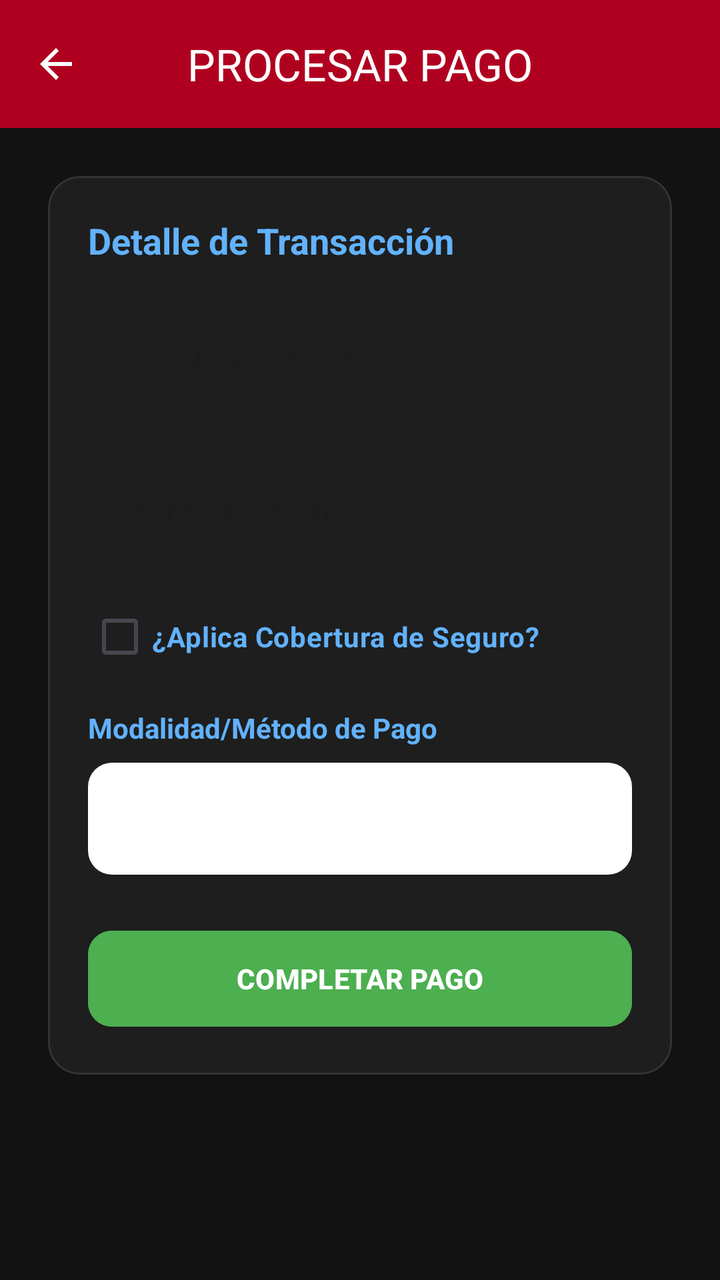
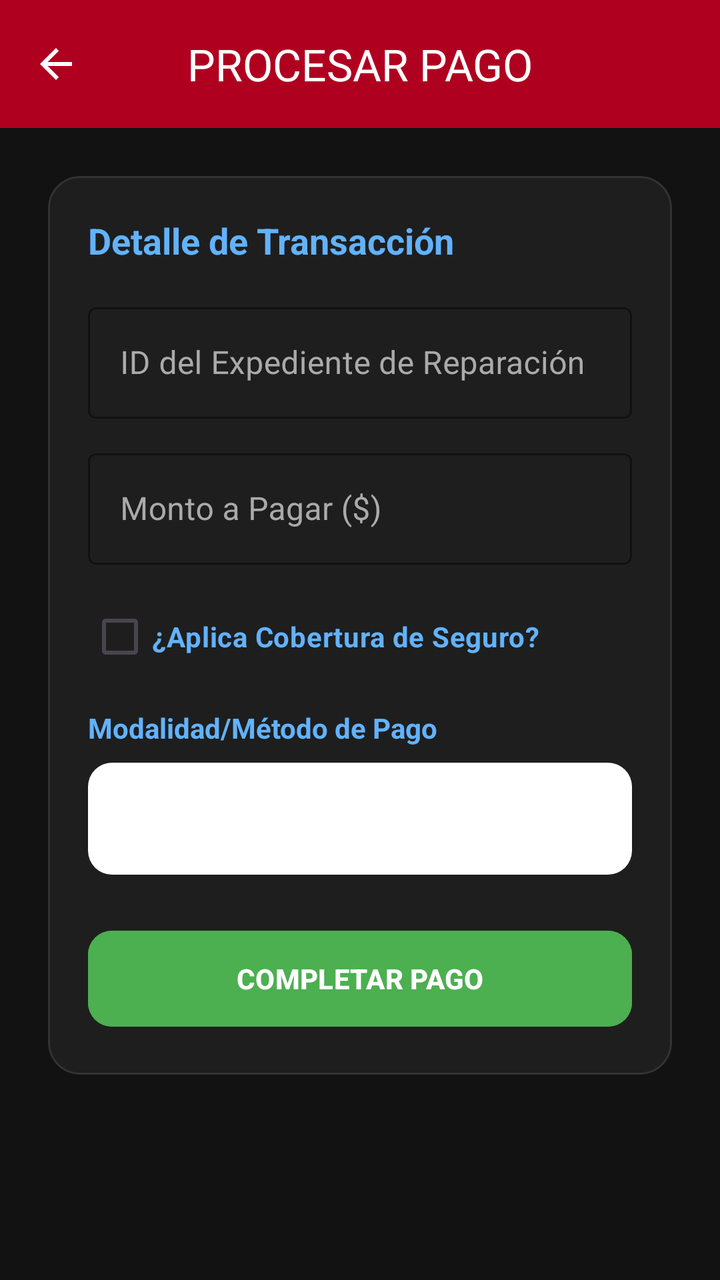

The first picture is an Android layout as it rendered before a commit; the second is the same layout after the commit. The layout source and the unified diff follow.
<!-- AndroidManifest.xml: application theme Theme.Autotechs -->
<!-- res/layout/activity_facturacion_crud.xml -->
<?xml version="1.0" encoding="utf-8"?>
<androidx.constraintlayout.widget.ConstraintLayout
    xmlns:android="http://schemas.android.com/apk/res/android"
    xmlns:app="http://schemas.android.com/apk/res-auto"
    android:layout_width="match_parent"
    android:layout_height="match_parent"
    android:background="#121212">

    <com.google.android.material.appbar.AppBarLayout
        android:id="@+id/appBarLayout"
        android:layout_width="match_parent"
        android:layout_height="wrap_content"
        app:layout_constraintTop_toTopOf="parent">

        <com.google.android.material.appbar.MaterialToolbar
            android:id="@+id/topAppBar"
            android:layout_width="match_parent"
            android:layout_height="?attr/actionBarSize"
            android:background="#B00020"
            app:navigationIcon="@drawable/ic_back"
            app:navigationIconTint="@android:color/white"
            app:title="PROCESAR PAGO"
            app:titleCentered="true"
            app:titleTextColor="@android:color/white" />
    </com.google.android.material.appbar.AppBarLayout>

    <ScrollView
        android:layout_width="match_parent"
        android:layout_height="0dp"
        android:fillViewport="true"
        app:layout_constraintTop_toBottomOf="@id/appBarLayout"
        app:layout_constraintBottom_toBottomOf="parent">

        <LinearLayout
            android:layout_width="match_parent"
            android:layout_height="wrap_content"
            android:orientation="vertical"
            android:padding="24dp">

            <com.google.android.material.card.MaterialCardView
                android:layout_width="match_parent"
                android:layout_height="wrap_content"
                app:cardCornerRadius="16dp"
                app:cardBackgroundColor="#1E1E1E"
                app:strokeColor="#333333"
                app:strokeWidth="1dp">

                <LinearLayout
                    android:layout_width="match_parent"
                    android:layout_height="wrap_content"
                    android:orientation="vertical"
                    android:padding="20dp">

                    <TextView
                        android:layout_width="wrap_content"
                        android:layout_height="wrap_content"
                        android:text="Detalle de Transacción"
                        android:textColor="#62B2FD"
                        android:textSize="18sp"
                        android:textStyle="bold"
                        android:layout_marginBottom="16dp"/>

                    <com.google.android.material.textfield.TextInputLayout
                        android:layout_width="match_parent"
                        android:layout_height="wrap_content"
                        android:layout_marginBottom="12dp"
                        style="@style/Widget.MaterialComponents.TextInputLayout.OutlinedBox">
                        <com.google.android.material.textfield.TextInputEditText
                            android:id="@+id/etExpedienteId"
                            android:layout_width="match_parent"
                            android:layout_height="wrap_content"
                            android:hint="ID del Expediente de Reparación"
                            android:inputType="number"
                            android:textColor="@android:color/white"/>
                    </com.google.android.material.textfield.TextInputLayout>

                    <com.google.android.material.textfield.TextInputLayout
                        android:layout_width="match_parent"
                        android:layout_height="wrap_content"
                        android:layout_marginBottom="12dp"
                        style="@style/Widget.MaterialComponents.TextInputLayout.OutlinedBox">
                        <com.google.android.material.textfield.TextInputEditText
                            android:id="@+id/etMonto"
                            android:layout_width="match_parent"
                            android:layout_height="wrap_content"
                            android:hint="Monto a Pagar ($)"
                            android:inputType="numberDecimal"
                            android:textColor="@android:color/white"/>
                    </com.google.android.material.textfield.TextInputLayout>

                    <CheckBox
                        android:id="@+id/cbAplicaSeguro"
                        android:layout_width="match_parent"
                        android:layout_height="wrap_content"
                        android:text="¿Aplica Cobertura de Seguro?"
                        android:textColor="#62B2FD"
                        android:textStyle="bold"
                        android:layout_marginBottom="12dp"/>

                    
                    <LinearLayout
                        android:id="@+id/layoutSeguro"
                        android:layout_width="match_parent"
                        android:layout_height="wrap_content"
                        android:orientation="vertical"
                        android:visibility="gone"
                        android:background="#252525"
                        android:padding="12dp"
                        android:layout_marginBottom="16dp">

                        <TextView
                            android:layout_width="wrap_content"
                            android:layout_height="wrap_content"
                            android:text="Tipo de Póliza"
                            android:textColor="#CCCCCC"
                            android:layout_marginBottom="4dp"/>

                        <Spinner
                            android:id="@+id/spinnerTipoPoliza"
                            android:layout_width="match_parent"
                            android:layout_height="48dp"
                            android:background="@drawable/rounded_input_bg"
                            android:layout_marginBottom="12dp"/>

                        <com.google.android.material.textfield.TextInputLayout
                            android:layout_width="match_parent"
                            android:layout_height="wrap_content"
                            android:layout_marginBottom="12dp"
                            style="@style/Widget.MaterialComponents.TextInputLayout.OutlinedBox">
                            <com.google.android.material.textfield.TextInputEditText
                                android:id="@+id/etValorReferencia"
                                android:layout_width="match_parent"
                                android:layout_height="wrap_content"
                                android:hint="Monto Deducible/Franquicia ($)"
                                android:inputType="numberDecimal"
                                android:textColor="@android:color/white"/>
                        </com.google.android.material.textfield.TextInputLayout>

                        <com.google.android.material.button.MaterialButton
                            android:id="@+id/btnCalcularSeguro"
                            android:layout_width="match_parent"
                            android:layout_height="48dp"
                            android:backgroundTint="#6750A4"
                            android:text="APLICAR DEDUCIBLE/FRANQUICIA"
                            android:textColor="@android:color/white"
                            android:textStyle="bold"
                            android:layout_marginBottom="8dp"/>

                        <TextView
                            android:id="@+id/tvResultadoSeguro"
                            android:layout_width="match_parent"
                            android:layout_height="wrap_content"
                            android:text="Resumen Cobertura:"
                            android:textColor="#FFFFFF"
                            android:textSize="13sp"/>
                    </LinearLayout>

                    <TextView
                        android:layout_width="wrap_content"
                        android:layout_height="wrap_content"
                        android:text="Modalidad/Método de Pago"
                        android:textColor="#62B2FD"
                        android:textStyle="bold"
                        android:layout_marginBottom="8dp"/>

                    <Spinner
                        android:id="@+id/spinnerModalidad"
                        android:layout_width="match_parent"
                        android:layout_height="56dp"
                        android:layout_marginBottom="24dp"
                        android:background="@drawable/rounded_input_bg"
                        android:padding="8dp" />

                    <com.google.android.material.button.MaterialButton
                        android:id="@+id/btnProcesarPago"
                        android:layout_width="match_parent"
                        android:layout_height="56dp"
                        android:backgroundTint="#4CAF50"
                        android:text="COMPLETAR PAGO"
                        android:textColor="@android:color/white"
                        android:textStyle="bold"
                        app:cornerRadius="12dp" />

                </LinearLayout>
            </com.google.android.material.card.MaterialCardView>
        </LinearLayout>
    </ScrollView>
</androidx.constraintlayout.widget.ConstraintLayout>
<!-- resources referenced by this layout -->
<resources>
  <!-- drawable ic_back (drawable) -->
  <vector xmlns:android="http://schemas.android.com/apk/res/android" android:autoMirrored="true" android:height="24dp" android:tint="#000000" android:viewportHeight="24" android:viewportWidth="24" android:width="24dp">
        
      <path android:fillColor="@android:color/white" android:pathData="M20,11H7.83l5.59,-5.59L12,4l-8,8 8,8 1.41,-1.41L7.83,13H20v-2z"/>
      
  </vector>
  <!-- drawable rounded_input_bg (drawable) -->
  <?xml version="1.0" encoding="utf-8"?>
  <shape xmlns:android="http://schemas.android.com/apk/res/android">
      <solid android:color="@android:color/white" />
      <corners android:radius="12dp" />
  </shape>
  <style name="Theme.Autotechs" parent="Base.Theme.Autotechs" />
  <style name="Base.Theme.Autotechs" parent="Theme.Material3.DayNight.NoActionBar">
          
          
      </style>
</resources>

<!-- the commit's change to res/layout/activity_facturacion_crud.xml (unified diff, before → after) -->
@@ -64,7 +64,10 @@
                         android:layout_width="match_parent"
                         android:layout_height="wrap_content"
                         android:layout_marginBottom="12dp"
-                        style="@style/Widget.MaterialComponents.TextInputLayout.OutlinedBox">
+                        style="@style/Widget.MaterialComponents.TextInputLayout.OutlinedBox"
+                        android:textColorHint="#AAAAAA"
+                        app:hintTextColor="@android:color/white"
+                        app:boxStrokeColor="#62B2FD">
                         <com.google.android.material.textfield.TextInputEditText
                             android:id="@+id/etExpedienteId"
                             android:layout_width="match_parent"
@@ -78,7 +81,10 @@
                         android:layout_width="match_parent"
                         android:layout_height="wrap_content"
                         android:layout_marginBottom="12dp"
-                        style="@style/Widget.MaterialComponents.TextInputLayout.OutlinedBox">
+                        style="@style/Widget.MaterialComponents.TextInputLayout.OutlinedBox"
+                        android:textColorHint="#AAAAAA"
+                        app:hintTextColor="@android:color/white"
+                        app:boxStrokeColor="#62B2FD">
                         <com.google.android.material.textfield.TextInputEditText
                             android:id="@+id/etMonto"
                             android:layout_width="match_parent"
@@ -126,7 +132,10 @@
                             android:layout_width="match_parent"
                             android:layout_height="wrap_content"
                             android:layout_marginBottom="12dp"
-                            style="@style/Widget.MaterialComponents.TextInputLayout.OutlinedBox">
+                            style="@style/Widget.MaterialComponents.TextInputLayout.OutlinedBox"
+                            android:textColorHint="#AAAAAA"
+                            app:hintTextColor="@android:color/white"
+                            app:boxStrokeColor="#62B2FD">
                             <com.google.android.material.textfield.TextInputEditText
                                 android:id="@+id/etValorReferencia"
                                 android:layout_width="match_parent"
